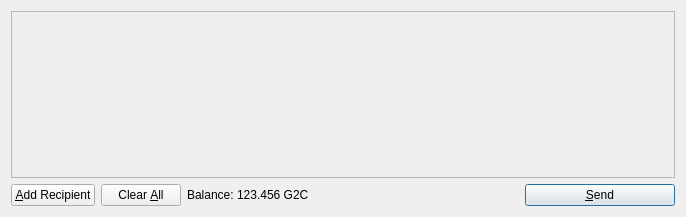
This is src/qt/forms/sendcoinsdialog.ui in G2C/G2C as Qt 5 draws it before an edit. The edited form follows.
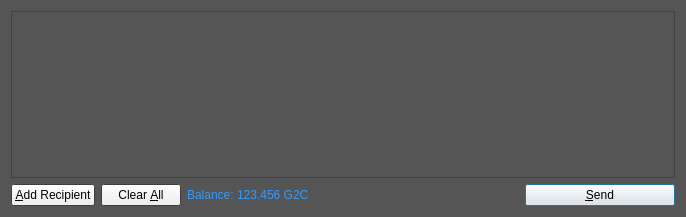
This is the edited form. Icons and pictures are not drawn.

The edit to the form file:
```diff
--- a/src/qt/forms/sendcoinsdialog.ui
+++ b/src/qt/forms/sendcoinsdialog.ui
@@ -10,6 +10,97 @@
     <height>217</height>
    </rect>
   </property>
+  <property name="palette">
+   <palette>
+    <active>
+     <colorrole role="WindowText">
+      <brush brushstyle="SolidPattern">
+       <color alpha="255">
+        <red>51</red>
+        <green>153</green>
+        <blue>255</blue>
+       </color>
+      </brush>
+     </colorrole>
+     <colorrole role="Base">
+      <brush brushstyle="SolidPattern">
+       <color alpha="255">
+        <red>200</red>
+        <green>200</green>
+        <blue>200</blue>
+       </color>
+      </brush>
+     </colorrole>
+     <colorrole role="Window">
+      <brush brushstyle="SolidPattern">
+       <color alpha="255">
+        <red>85</red>
+        <green>85</green>
+        <blue>85</blue>
+       </color>
+      </brush>
+     </colorrole>
+    </active>
+    <inactive>
+     <colorrole role="WindowText">
+      <brush brushstyle="SolidPattern">
+       <color alpha="255">
+        <red>51</red>
+        <green>153</green>
+        <blue>255</blue>
+       </color>
+      </brush>
+     </colorrole>
+     <colorrole role="Base">
+      <brush brushstyle="SolidPattern">
+       <color alpha="255">
+        <red>200</red>
+        <green>200</green>
+        <blue>200</blue>
+       </color>
+      </brush>
+     </colorrole>
+     <colorrole role="Window">
+      <brush brushstyle="SolidPattern">
+       <color alpha="255">
+        <red>85</red>
+        <green>85</green>
+        <blue>85</blue>
+       </color>
+      </brush>
+     </colorrole>
+    </inactive>
+    <disabled>
+     <colorrole role="WindowText">
+      <brush brushstyle="SolidPattern">
+       <color alpha="255">
+        <red>120</red>
+        <green>120</green>
+        <blue>120</blue>
+       </color>
+      </brush>
+     </colorrole>
+     <colorrole role="Base">
+      <brush brushstyle="SolidPattern">
+       <color alpha="255">
+        <red>85</red>
+        <green>85</green>
+        <blue>85</blue>
+       </color>
+      </brush>
+     </colorrole>
+     <colorrole role="Window">
+      <brush brushstyle="SolidPattern">
+       <color alpha="255">
+        <red>85</red>
+        <green>85</green>
+        <blue>85</blue>
+       </color>
+      </brush>
+     </colorrole>
+    </disabled>
+   </palette>
+  </property>
   <property name="windowTitle">
    <string>Send Coins</string>
   </property>
```
